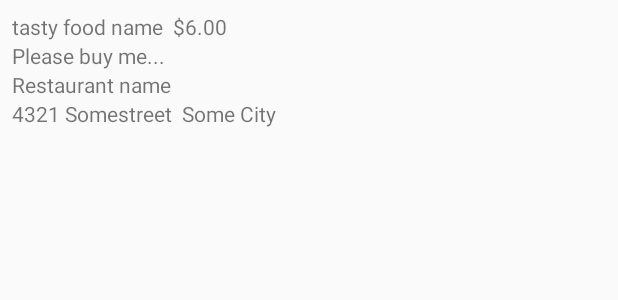
After one commit to Yuichi-Kurino/FoodDivvy, an Android app: the layout activity_infopage.xml on its own in the app's theme, with its tools: preview values and no code run, on a phone screen of 412 x 824 dp. The commit adds this screen. Shown: the top 300 px of the screen. Run offline under Robolectric (Android 15) with nearby library versions, the phone set to English and light mode, and no system bars.

Commit message:
added an information page for the first image

```diff
--- a/app/src/main/AndroidManifest.xml
+++ b/app/src/main/AndroidManifest.xml
@@ -9,6 +9,8 @@
             android:roundIcon="@mipmap/ic_launcher_round"
             android:supportsRtl="true"
             android:theme="@style/AppTheme">
+        <activity android:name=".infopage">
+        </activity>
         <activity android:name=".MainActivity">
         </activity>
         <activity
--- a/app/src/main/java/com/example/fooddivvy/FullscreenActivity.java
+++ b/app/src/main/java/com/example/fooddivvy/FullscreenActivity.java
@@ -10,6 +10,7 @@ import android.os.Handler;
 import android.view.MotionEvent;
 import android.view.View;
 import android.widget.Button;
+import android.widget.ImageButton;
 
 /**
  * An example full-screen activity that shows and hides the system UI (i.e.
@@ -17,6 +18,7 @@ import android.widget.Button;
  */
 public class FullscreenActivity extends AppCompatActivity {
     private Button button;
+    private ImageButton infobutton;
     /**
      * Whether or not the system UI should be auto-hidden after
      * {@link #AUTO_HIDE_DELAY_MILLIS} milliseconds.
@@ -87,6 +89,7 @@ public class FullscreenActivity extends AppCompatActivity {
         }
     };
 
+    @SuppressLint("WrongViewCast")
     @Override
     protected void onCreate(Bundle savedInstanceState) {
         super.onCreate(savedInstanceState);
@@ -117,9 +120,24 @@ public class FullscreenActivity extends AppCompatActivity {
                 openMainActivity();
             }
         });
+
+        findViewById(R.id.imageButton).setOnTouchListener(mDelayHideTouchListener);
+        infobutton = findViewById(R.id.imageButton);
+        infobutton.setOnClickListener(new View.OnClickListener() {
+            @Override
+            public void onClick(View view) {
+                openInfoActivity();
+            }
+        });
+
     }
     public void openMainActivity(){
         Intent intent = new Intent(this, MainActivity.class);
+        startActivity(intent);
+    }
+
+    public void openInfoActivity(){
+        Intent intent = new Intent(this, infopage.class);
         startActivity(intent);
     }
 
--- /dev/null
+++ b/app/src/main/java/com/example/fooddivvy/infopage.java
@@ -0,0 +1,13 @@
+package com.example.fooddivvy;
+
+import android.support.v7.app.AppCompatActivity;
+import android.os.Bundle;
+
+public class infopage extends AppCompatActivity {
+
+    @Override
+    protected void onCreate(Bundle savedInstanceState) {
+        super.onCreate(savedInstanceState);
+        setContentView(R.layout.activity_infopage);
+    }
+}
--- /dev/null
+++ b/app/src/main/res/layout/activity_infopage.xml
@@ -0,0 +1,58 @@
+<?xml version="1.0" encoding="utf-8"?>
+<RelativeLayout
+
+        xmlns:android="http://schemas.android.com/apk/res/android"
+        xmlns:tools="http://schemas.android.com/tools"
+        xmlns:app="http://schemas.android.com/apk/res-auto"
+        android:layout_width="match_parent"
+        android:layout_height="match_parent"
+        tools:context=".infopage">
+    <ScrollView
+            android:layout_width="395dp"
+            android:layout_height="715dp" android:layout_marginEnd="8dp"
+            android:layout_marginRight="8dp" app:layout_constraintEnd_toEndOf="parent"
+            app:layout_constraintStart_toStartOf="parent" android:layout_marginLeft="8dp"
+            android:layout_marginStart="8dp" android:layout_marginTop="8dp" app:layout_constraintTop_toTopOf="parent"
+            android:layout_marginBottom="8dp" app:layout_constraintBottom_toBottomOf="parent">
+        <LinearLayout android:layout_width="match_parent" android:layout_height="wrap_content"
+                      android:orientation="vertical">
+            <LinearLayout
+                    android:orientation="horizontal"
+                    android:layout_width="match_parent"
+                    android:layout_height="match_parent">
+                <TextView
+                        android:text="@string/name_of_dish"
+                        android:layout_width="wrap_content"
+                        android:layout_height="wrap_content" android:id="@+id/textView8"
+                        android:layout_marginRight="10px"/>
+                <TextView
+                        android:text="@string/price"
+                        android:layout_width="wrap_content"
+                        android:layout_height="wrap_content" android:id="@+id/textView2"/>
+            </LinearLayout>
+            <TextView
+                    android:text="@string/description"
+                    android:layout_width="match_parent"
+                    android:layout_height="wrap_content" android:id="@+id/textView4"/>
+            <TextView
+                    android:text="@string/name_of_location"
+                    android:layout_width="match_parent"
+                    android:layout_height="wrap_content" android:id="@+id/textView7"/>
+            <LinearLayout
+                    android:orientation="horizontal"
+                    android:layout_width="match_parent"
+                    android:layout_height="match_parent">
+                <TextView
+                        android:text="@string/address"
+                        android:layout_width="wrap_content"
+                        android:layout_height="wrap_content" android:id="@+id/textView5"
+                        android:layout_marginRight="10px"/>
+                <TextView
+                        android:text="@string/city"
+                        android:layout_width="wrap_content"
+                        android:layout_height="wrap_content" android:id="@+id/textView6"
+                        android:layout_marginRight="10px"/>
+            </LinearLayout>
+        </LinearLayout>
+    </ScrollView>
+</RelativeLayout>
--- a/app/src/main/res/layout/activity_main.xml
+++ b/app/src/main/res/layout/activity_main.xml
@@ -8,6 +8,6 @@
         tools:context=".MainActivity">
 
     <ImageView
-            android:layout_width="199dp"
-            android:layout_height="120dp" app:srcCompat="@drawable/googlemaps" android:id="@+id/imageView2"/>
+            android:layout_width="match_parent"
+            android:layout_height="match_parent" app:srcCompat="@drawable/googlemaps" android:id="@+id/imageView2"/>
 </RelativeLayout>
--- a/app/src/main/res/values/strings.xml
+++ b/app/src/main/res/values/strings.xml
@@ -5,5 +5,14 @@
     <string name="dummy_content">DUMMY\nCONTENT</string>
     <string name="todo">TODO</string>
 
+    <string name="address">4321 Somestreet</string>
+    <string name="city">Some City</string>
+    <string name="description">Please buy me...</string>
+    <string name="price">$6.00</string>
+    <string name="name_of_location">Restaurant name</string>
+    <string name="name_of_dish">tasty food name</string>
+
+
+
     <string name="title_activity_fullscreen">FullscreenActivity</string>
 </resources>
```
